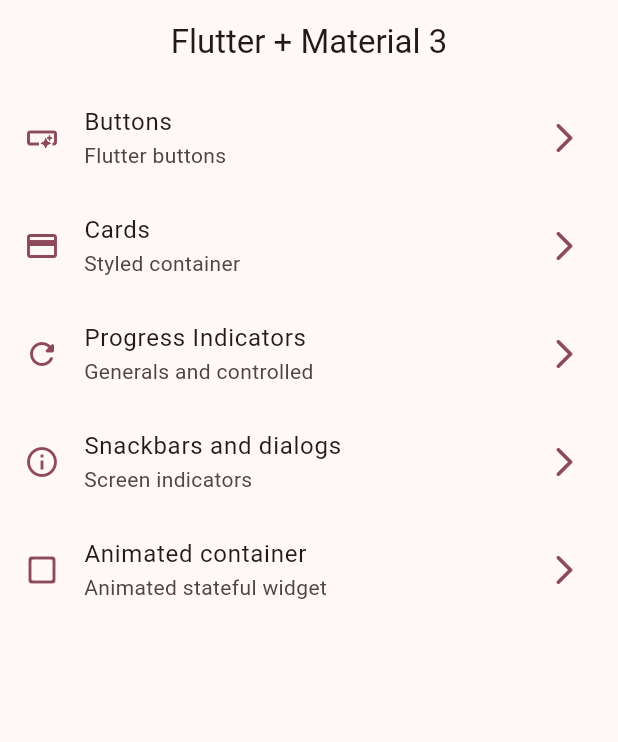
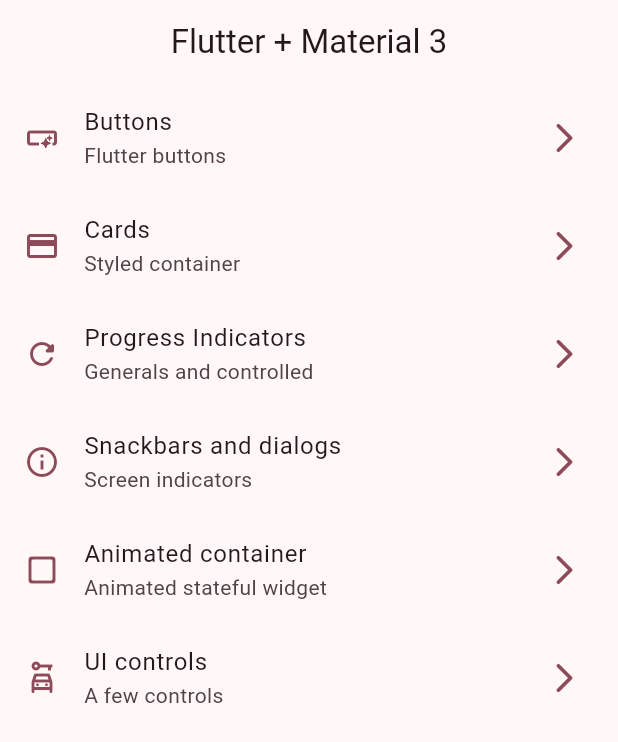
Before and after one commit to valllllll2000/flutter_widgets_app, a Flutter app: the screen it shows after launch, on a phone screen of 412 x 824 dp. Shown: the top 742 px of the screen. Run offline on Flutter 3.47's test engine with Material 3 defaults, Android fonts, the phone set to English and light mode, and no system bars; our stand-ins replace go_router.

Commit message:
adds basic ui controls

```diff
--- a/lib/config/menu/menu_items.dart
+++ b/lib/config/menu/menu_items.dart
@@ -39,4 +39,9 @@ const appMenuItems = <MenuItem>[
       subTitle: 'Animated stateful widget',
       link: '/animated',
       icon: Icons.check_box_outline_blank_rounded),
+  MenuItem(
+      title: 'UI controls',
+      subTitle: 'A few controls',
+      link: '/ui-controls',
+      icon: Icons.car_rental_outlined),
 ];
--- a/lib/config/router/app_router.dart
+++ b/lib/config/router/app_router.dart
@@ -31,5 +31,9 @@ final appRouter = GoRouter(
         path: '/animated',
         name: AnimatedScreen.name,
         builder: (context, state) => const AnimatedScreen()),
+    GoRoute(
+        path: '/ui-controls',
+        name: UiControlsScreen.name,
+        builder: (context, state) => const UiControlsScreen()),
   ],
 );
```
Also changed, not shown: lib/presentation/screens/ui_controls/ui_controls_screen.dart (+79 -1 lines).
